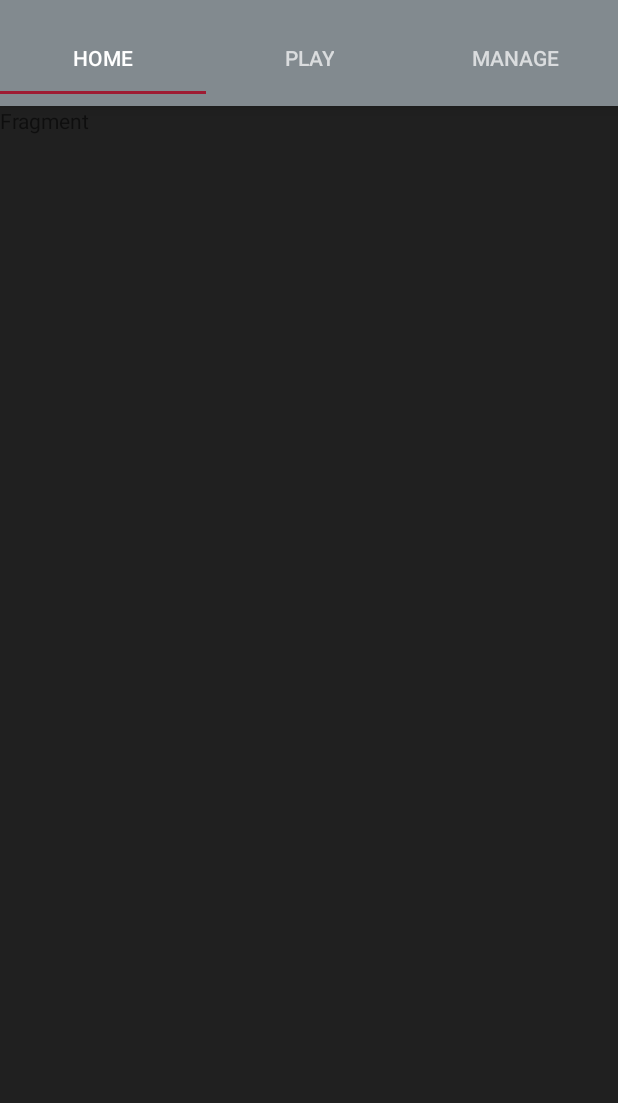
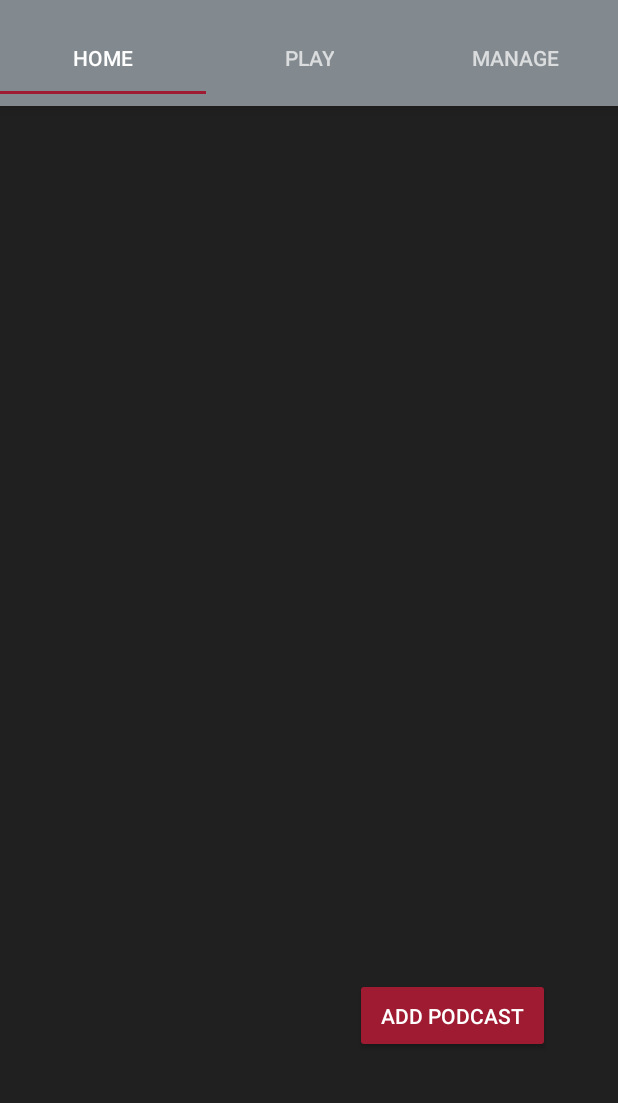
Before and after one commit to mlpearson4/VastCast, an Android app: the HomeFragment screen opened directly, with no data from a screen before it, on a phone screen of 412 x 824 dp, the part 62-1165 px from its top. Run offline under Robolectric (Android 15) with nearby library versions, the phone set to English and light mode, and no system bars.

Commit message:
Style Changes to AddPodcast to Play Episode flow

```diff
--- a/app/src/main/java/com/vastcast/vastcast/HomeFragment.java
+++ b/app/src/main/java/com/vastcast/vastcast/HomeFragment.java
@@ -1,12 +1,14 @@
 package com.vastcast.vastcast;
 
 import android.content.Context;
+import android.content.Intent;
 import android.net.Uri;
 import android.os.Bundle;
 import android.support.v4.app.Fragment;
 import android.view.LayoutInflater;
 import android.view.View;
 import android.view.ViewGroup;
+import android.widget.Button;
 
 
 /**
@@ -64,7 +66,17 @@ public class HomeFragment extends Fragment {
     public View onCreateView(LayoutInflater inflater, ViewGroup container,
                              Bundle savedInstanceState) {
         // Inflate the layout for this fragment
-        return inflater.inflate(R.layout.fragment_home, container, false);
+
+        View view = inflater.inflate(R.layout.fragment_home, container, false);
+
+                Button btnRssFetch = (Button) view.findViewById(R.id.btnRSSFetch);
+        btnRssFetch.setOnClickListener(new View.OnClickListener() {
+            public void onClick(View v) {
+                HomeFragment.this.startActivity(new Intent(getActivity(), AddFeedActivity.class));
+            }
+        });
+
+        return view;
     }
 
     // TODO: Rename method, update argument and hook method into UI event
--- a/app/src/main/res/layout/activity_login.xml
+++ b/app/src/main/res/layout/activity_login.xml
@@ -21,9 +21,9 @@
         app:layout_constraintStart_toStartOf="parent"
         app:layout_constraintTop_toTopOf="parent" />
 
-    <com.google.android.gms.common.SignInButton
+    <!--com.google.android.gms.common.SignInButton
  android:id="@+id/sign_in_button"
  android:layout_width="wrap_content"
- android:layout_height="wrap_content" />
+ android:layout_height="wrap_content" /-->
 
 </android.support.constraint.ConstraintLayout>
--- a/app/src/main/res/layout/fragment_home.xml
+++ b/app/src/main/res/layout/fragment_home.xml
@@ -1,13 +1,27 @@
-<FrameLayout xmlns:android="http://schemas.android.com/apk/res/android"
+<?xml version="1.0" encoding="utf-8"?>
+<android.support.constraint.ConstraintLayout xmlns:android="http://schemas.android.com/apk/res/android"
+    xmlns:app="http://schemas.android.com/apk/res-auto"
     xmlns:tools="http://schemas.android.com/tools"
     android:layout_width="match_parent"
     android:layout_height="match_parent"
-    tools:context="com.vastcast.vastcast.HomeFragment">
+    tools:context=".HomeFragment">
 
-    <!-- TODO: Update blank fragment layout -->
-    <TextView
-        android:layout_width="match_parent"
-        android:layout_height="match_parent"
-        android:text="@string/hello_blank_fragment" />
+    <Button
+        android:id="@+id/btnRSSFetch"
+        android:layout_width="130dp"
+        android:layout_height="50dp"
+        android:layout_marginBottom="40dp"
+        android:layout_marginEnd="40dp"
+        android:layout_marginLeft="221dp"
+        android:layout_marginRight="40dp"
+        android:layout_marginStart="221dp"
+        android:layout_marginTop="458dp"
+        android:text="@string/addRSS"
+        app:layout_constraintBottom_toBottomOf="parent"
+        app:layout_constraintEnd_toEndOf="parent"
+        app:layout_constraintHorizontal_bias="0.75"
+        app:layout_constraintStart_toStartOf="parent"
+        app:layout_constraintTop_toTopOf="parent"
+        app:layout_constraintVertical_bias="0.75" />
 
-</FrameLayout>
+</android.support.constraint.ConstraintLayout>
--- a/app/src/main/res/layout/fragment_manage.xml
+++ b/app/src/main/res/layout/fragment_manage.xml
@@ -4,9 +4,4 @@
     android:layout_height="match_parent"
     tools:context="com.vastcast.vastcast.ManageFragment">
 
-    <Button
-        android:id="@+id/btnRSSFetch"
-        android:layout_width="wrap_content"
-        android:layout_height="wrap_content"
-        android:text="@string/addRSS" />
 </FrameLayout>
--- a/app/src/main/res/layout/item_podcast_episode.xml
+++ b/app/src/main/res/layout/item_podcast_episode.xml
@@ -9,12 +9,12 @@
         android:layout_width="match_parent"
         android:layout_height="50dp"
         android:gravity="start|center"
-        android:background="@color/colorPrimary"
-        android:textColor="@color/colorAccent"
+        android:background="@color/activityBackground"
+        android:textColor="@color/textPrimary"
         android:text="" />
     <View
         android:layout_width="fill_parent"
-        android:layout_height="0.2dp"
+        android:layout_height="0.4dp"
         android:id="@+id/separator"
         android:visibility="visible"
         android:background="@color/colorPrimaryDark" />
--- a/app/src/main/res/values/colors.xml
+++ b/app/src/main/res/values/colors.xml
@@ -4,5 +4,6 @@
     <color name="colorPrimaryDark">#565656</color>
     <color name="colorAccent">#9E1B32</color>
     <color name="activityBackground">#202020</color>
-    <color name="textPrimary">#ffffff</color>
+    <color name="textPrimary">#FFFFFF</color>
+    <color name="textHint">#808080</color>
 </resources>
--- a/app/src/main/res/values/styles.xml
+++ b/app/src/main/res/values/styles.xml
@@ -8,6 +8,7 @@
         <item name="colorAccent">@color/colorAccent</item>
         <item name="android:windowBackground">@color/activityBackground</item>
         <item name="android:textColorPrimary">@color/textPrimary</item>
+        <item name="android:textColorHint">@color/textHint</item>
         <item name="colorButtonNormal">@color/colorAccent</item>
     </style>
 
```
Also changed, not shown: app/src/main/java/com/vastcast/vastcast/ManageFragment.java (+0 -7 lines), app/src/main/res/layout/activity_add_feed.xml (+5 -20 lines).
